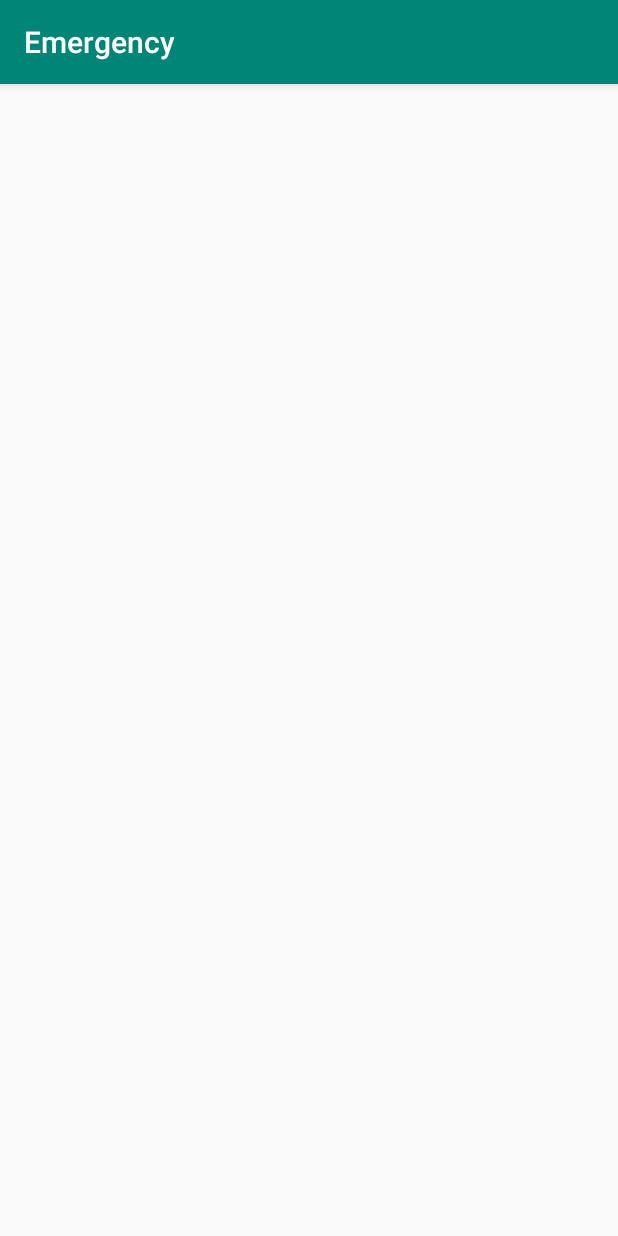
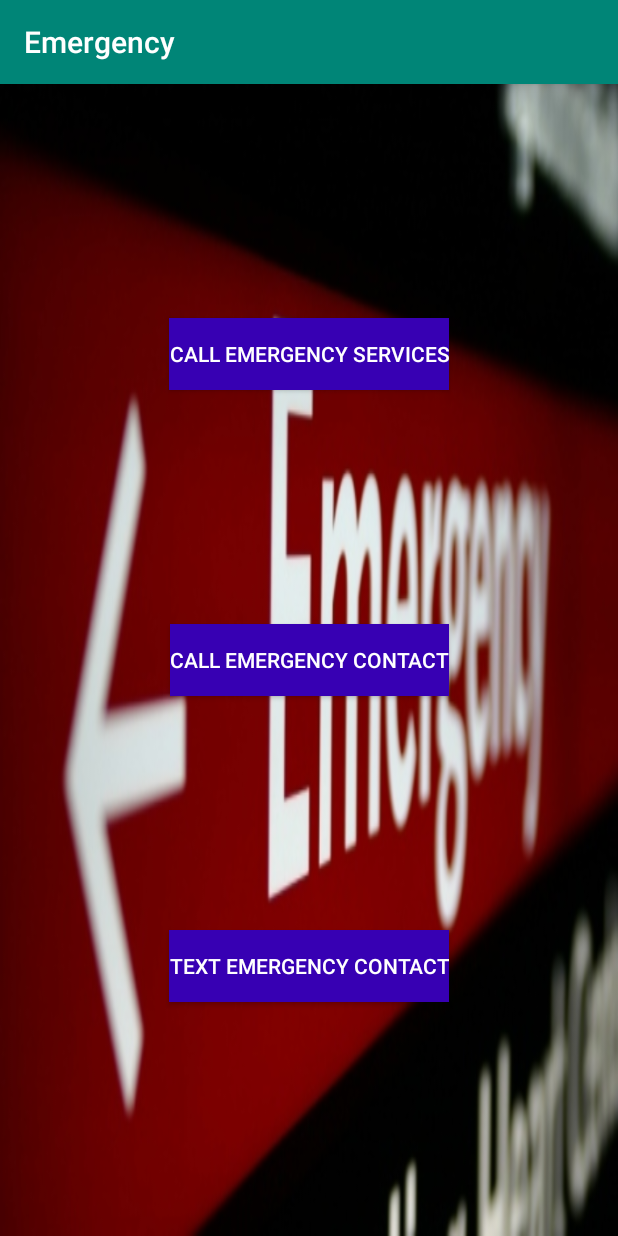
Before and after one commit to RYin4/EmergencyApp, an Android app: the fragment AccidentFragment shown on its own in the app's theme, on a phone screen of 412 x 824 dp. Run offline under Robolectric (Android 15) with nearby library versions, the phone set to English and light mode, and no system bars.

Commit message:
fragement accident and fragment disaster

```diff
--- a/app/src/main/res/layout/fragment_accident.xml
+++ b/app/src/main/res/layout/fragment_accident.xml
@@ -1,6 +1,49 @@
 <?xml version="1.0" encoding="utf-8"?>
-<android.support.constraint.ConstraintLayout
-    xmlns:android="http://schemas.android.com/apk/res/android" android:layout_width="match_parent"
-    android:layout_height="match_parent">
+<android.support.constraint.ConstraintLayout xmlns:android="http://schemas.android.com/apk/res/android"
+    xmlns:app="http://schemas.android.com/apk/res-auto"
+    xmlns:tools="http://schemas.android.com/tools"
+    android:layout_width="match_parent"
+    android:layout_height="match_parent"
+    tools:context=".AccidentFragment"
+    android:background="@drawable/emergency_sign">
 
+
+    <Button
+        android:id="@+id/call911"
+        android:layout_width="wrap_content"
+        android:layout_height="wrap_content"
+        android:background="@color/design_default_color_primary_dark"
+        android:textColor="@color/white"
+        android:text="Call Emergency Services"
+        app:layout_constraintBottom_toTopOf="@+id/call_contact"
+        app:layout_constraintEnd_toEndOf="parent"
+        app:layout_constraintHorizontal_bias="0.5"
+        app:layout_constraintStart_toStartOf="parent"
+        app:layout_constraintTop_toTopOf="parent" />
+
+    <Button
+        android:id="@+id/call_contact"
+        android:layout_width="wrap_content"
+        android:layout_height="wrap_content"
+        android:background="@color/design_default_color_primary_dark"
+        android:textColor="@color/white"
+        android:text="Call Emergency Contact"
+        app:layout_constraintBottom_toTopOf="@+id/text_contact"
+        app:layout_constraintEnd_toEndOf="parent"
+        app:layout_constraintHorizontal_bias="0.5"
+        app:layout_constraintStart_toStartOf="parent"
+        app:layout_constraintTop_toBottomOf="@+id/call911" />
+
+    <Button
+        android:id="@+id/text_contact"
+        android:layout_width="wrap_content"
+        android:layout_height="wrap_content"
+        android:background="@color/design_default_color_primary_dark"
+        android:textColor="@color/white"
+        android:text="Text Emergency Contact"
+        app:layout_constraintBottom_toBottomOf="parent"
+        app:layout_constraintEnd_toEndOf="parent"
+        app:layout_constraintHorizontal_bias="0.5"
+        app:layout_constraintStart_toStartOf="parent"
+        app:layout_constraintTop_toBottomOf="@+id/call_contact" />
 </android.support.constraint.ConstraintLayout>
```
Also changed, not shown: app/src/main/res/layout/fragment_disaster.xml (added, +88 -0 lines).
